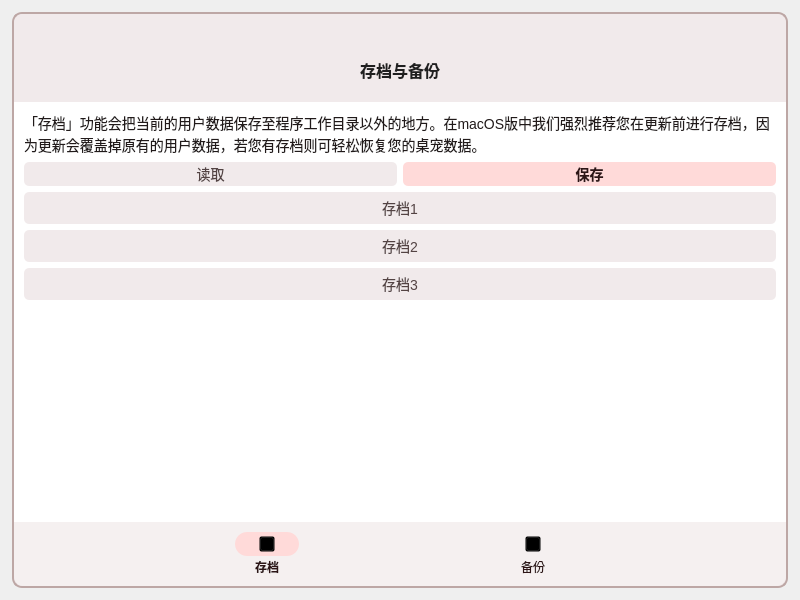
Old version of the form DyberPet/DyberPetBackup/BackupManager.ui in the repository ChaozhongLiu/DyberPet.
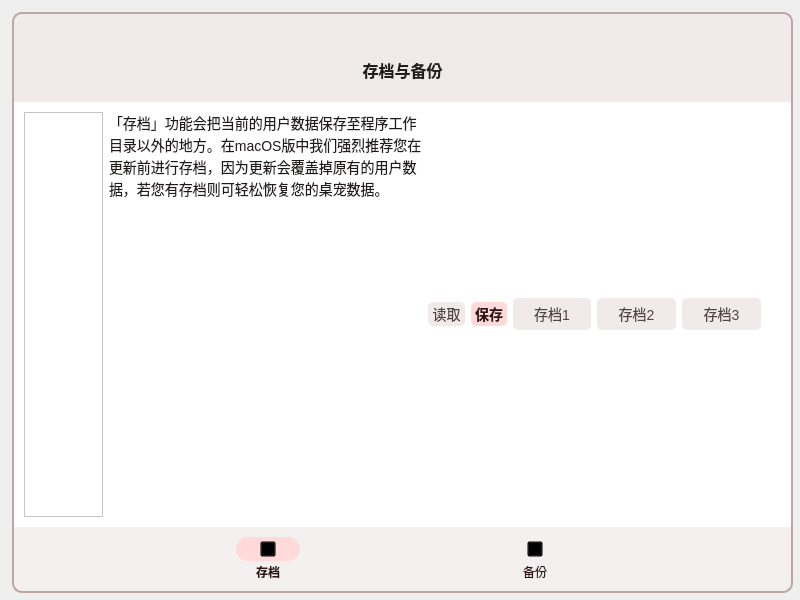
New version of the form. Icons and pictures are not drawn.

```diff
--- a/DyberPet/DyberPetBackup/BackupManager.ui
+++ b/DyberPet/DyberPetBackup/BackupManager.ui
@@ -21,8 +21,8 @@
     <rect>
      <x>12</x>
      <y>12</y>
-     <width>776</width>
-     <height>576</height>
+     <width>781</width>
+     <height>581</height>
     </rect>
    </property>
    <property name="styleSheet">
@@ -302,7 +302,38 @@
 }</string>
          </property>
          <widget class="QWidget" name="page">
-          <layout class="QVBoxLayout" name="verticalLayout_4">
+          <layout class="QHBoxLayout" name="horizontalLayout_7">
+           <item>
+            <widget class="QFrame" name="sidebar">
+             <property name="minimumSize">
+              <size>
+               <width>64</width>
+               <height>0</height>
+              </size>
+             </property>
+             <property name="maximumSize">
+              <size>
+               <width>16777215</width>
+               <height>16777215</height>
+              </size>
+             </property>
+             <property name="styleSheet">
+              <string notr="true">#sidebar{
+	background: #fff;
+	border-right: 1px solid rgb(241,234,235);
+	border-left: 1px solid rgb(241,234,235);
+	border-top
+	border-bottom: 1px solid rgb(241,234,235);
+}</string>
+             </property>
+             <property name="frameShape">
+              <enum>QFrame::StyledPanel</enum>
+             </property>
+             <property name="frameShadow">
+              <enum>QFrame::Raised</enum>
+             </property>
+            </widget>
+           </item>
            <item>
             <widget class="QLabel" name="savesDesc">
              <property name="styleSheet">
```
Left out of the diff: 3 changed lines with no effect on the pictures.
